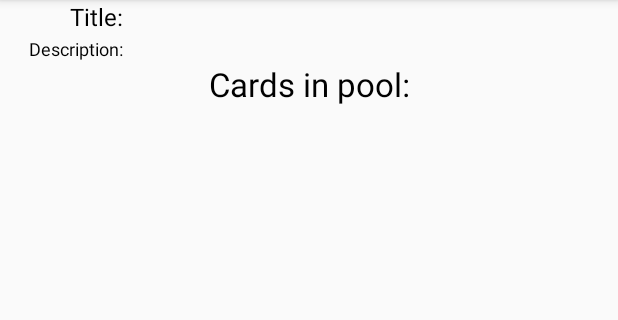
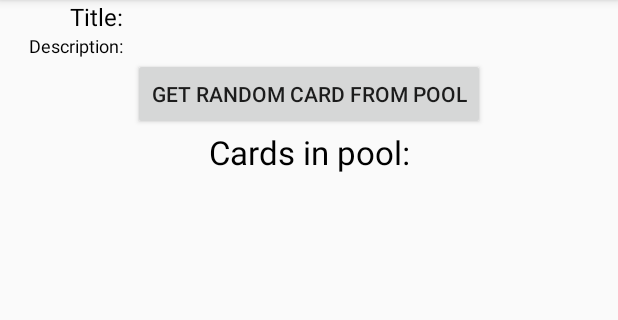
Before and after one commit to sillva7/CardsForBoardGame, an Android app: the PoolViewActivity screen opened directly, with no data from a screen before it, on a phone screen of 412 x 824 dp, the part 84-404 px from its top. Run offline under Robolectric (Android 15) with nearby library versions, the phone set to English and light mode, and no system bars; our stand-ins replace Room's generated code; 6 statements that could not run were skipped.

```diff
--- a/app/src/main/java/com/example/cardsforboardgame/Classes/Pool.java
+++ b/app/src/main/java/com/example/cardsforboardgame/Classes/Pool.java
@@ -94,7 +94,7 @@ public class Pool {
     public String arrayToString(ArrayList<String> cards) {
         StringBuilder s = new StringBuilder("" + cards.get(0));
         Log.d("898989", "arrayToString: " + s.toString());
-        if (cards.size() > 1 ) {
+        if (cards.size() > 1) {
             for (int i = 1; i < cards.size(); i++) {
                 s.append("; ").append(cards.get(i));
             }
--- a/app/src/main/java/com/example/cardsforboardgame/adapters/PoolAdapter.java
+++ b/app/src/main/java/com/example/cardsforboardgame/adapters/PoolAdapter.java
@@ -57,7 +57,7 @@ public class PoolAdapter extends RecyclerView.Adapter<PoolAdapter.PoolViewHolder
         TextView description = holder.description;
         image.setImageBitmap(pool.getBitmap());
         title.setText(pool.getTitle());
-        String s = pool.getDescription()+". "+pool.arrayToString(pool.getCards());
+        String s = pool.getDescription();
         description.setText(s);
 
 
--- a/app/src/main/res/layout/activity_pool_view.xml
+++ b/app/src/main/res/layout/activity_pool_view.xml
@@ -50,16 +50,30 @@ android:layout_height="match_parent">
             android:gravity="end"
             android:text="@string/description"
             android:textColor="#000"
-            android:textSize="12sp" />
+            android:textSize="12sp"
+            />
 
         <TextView
             android:id="@+id/descriptionPoolView"
             android:layout_width="0dp"
             android:layout_height="wrap_content"
             android:layout_weight="4"
-            android:textColor="#000" />
+            android:textColor="#000"
+            android:textSize="12sp"
+
+            />
     </LinearLayout>
 
+<Button
+    android:id="@+id/randomizer"
+    android:layout_width="wrap_content"
+    android:layout_height="wrap_content"
+    app:layout_constraintStart_toStartOf="parent"
+    app:layout_constraintTop_toBottomOf="@+id/descriptionLL"
+    app:layout_constraintEnd_toEndOf="parent"
+    android:text="@string/get_random_card_from_pool"
+    android:onClick="randomize"
+    />
 
 
         <LinearLayout
@@ -67,7 +81,7 @@ android:layout_height="match_parent">
             android:layout_width="match_parent"
             android:layout_height="wrap_content"
             android:orientation="vertical"
-            app:layout_constraintTop_toBottomOf="@id/descriptionLL"
+            app:layout_constraintTop_toBottomOf="@id/randomizer"
             app:layout_constraintStart_toStartOf="parent"
             >
 
--- a/app/src/main/res/values/strings.xml
+++ b/app/src/main/res/values/strings.xml
@@ -35,6 +35,8 @@
 
     <string name="delete">Delete?</string>
     <string name="rusure">Are you sure?</string>
+    <string name="no">No</string>
+    <string name="get_random_card_from_pool">Get random card from pool</string>
     <string name="deleted">Deleted</string>
-    <string name="no">No</string>
+    <string name="another_one">Another one</string>
 </resources>
```
Also changed, not shown: app/src/main/java/com/example/cardsforboardgame/activities/AddNewCardActivity.java (+1 -35 lines), app/src/main/java/com/example/cardsforboardgame/activities/PoolViewActivity.java (+77 -9 lines), app/src/main/res/layout/randomize_alert_dialog.xml (added, +44 -0 lines).
